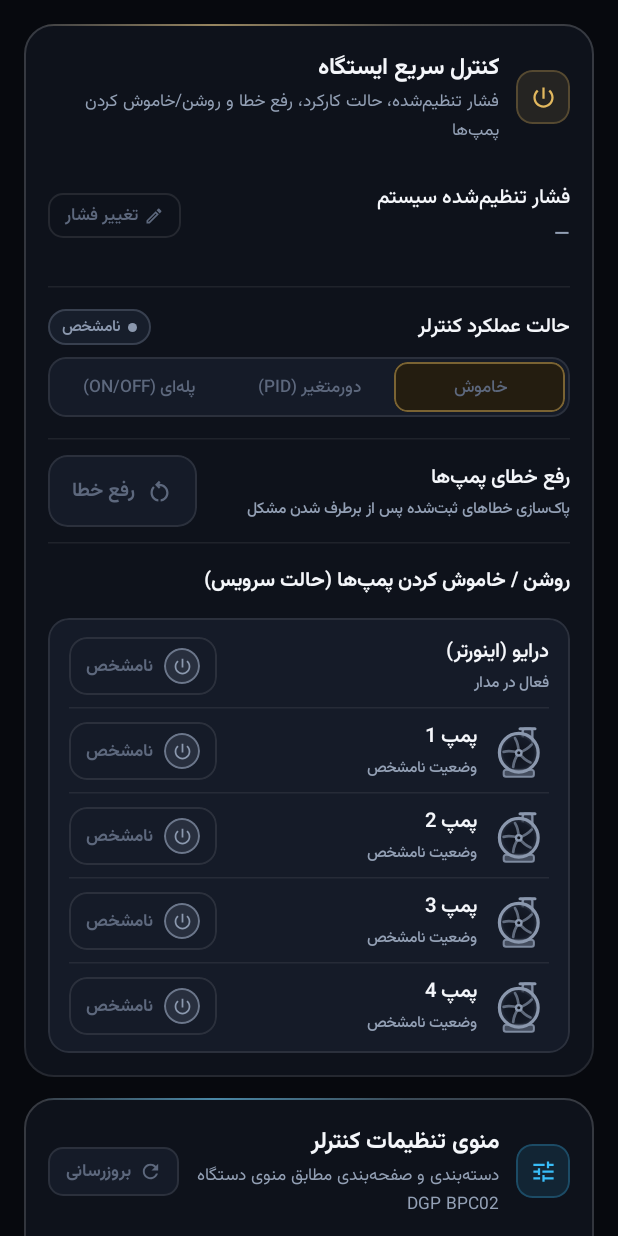
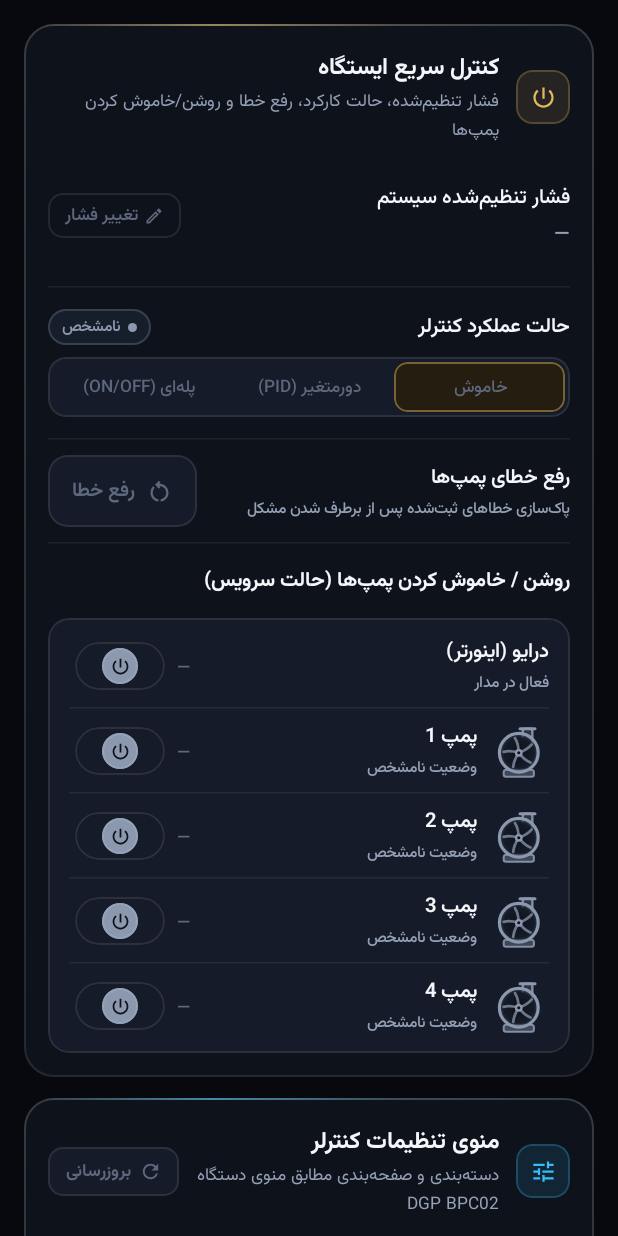
Before and after one commit to therealalii/DGP-Booster-Pump-Controller-Mobile-Application, an Android app built with Jetpack Compose: the composable ControlAndConfigScreen shown on its own in the app's theme, on a phone screen of 412 x 824 dp. Run offline under Robolectric (Android 15) with nearby library versions, the phone set to English and light mode, and no system bars.

Commit message:
Redesign pump ON/OFF toggle switch and keep OFF pump icon crisp in neutral gray

```diff
--- a/app/src/main/java/com/dgp/boosterpump/ui/components/IndustrialComponents.kt
+++ b/app/src/main/java/com/dgp/boosterpump/ui/components/IndustrialComponents.kt
@@ -68,6 +68,7 @@ import androidx.compose.ui.graphics.Brush
 import androidx.compose.ui.graphics.Color
 import androidx.compose.ui.graphics.vector.ImageVector
 import androidx.compose.ui.platform.LocalLayoutDirection
+import androidx.compose.ui.semantics.Role
 import androidx.compose.ui.text.TextStyle
 import androidx.compose.ui.text.font.FontWeight
 import androidx.compose.ui.text.style.TextOverflow
@@ -472,9 +473,12 @@ fun DgpGoldButton(
 }
 
 /**
- * Tactile industrial ON/OFF power toggle button for booster pumps and variable-frequency drives.
- * Communicates active (روشن) vs disabled/service-off (خاموش) state immediately with a glowing
- * power-button medallion, clear label, and smooth press feedback.
+ * Precision industrial ON/OFF toggle switch for booster pumps and variable-frequency drives.
+ *
+ * - **ON state:** Vivid emerald track with subtle `I` indicator and solid white circular thumb
+ *   (housing the power icon) positioned on the ON side, paired with a bold active label.
+ * - **OFF state:** Remains 100% visible and recognizable in neutral inactive gray with subtle `O`
+ *   indicator and solid light-gray circular thumb glided smoothly to the opposite OFF side.
  */
 @Composable
 fun PumpPowerToggle(
@@ -483,84 +487,170 @@ fun PumpPowerToggle(
     onToggle: (Boolean) -> Unit,
     modifier: Modifier = Modifier,
     onLabel: String = "روشن",
-    offLabel: String = "خاموش (S)",
+    offLabel: String = "خاموش",
 ) {
     val p = LocalScadaPalette.current
     val interactionSource = remember { MutableInteractionSource() }
     val pressed by interactionSource.collectIsPressedAsState()
     val scale by animateFloatAsState(
-        targetValue = if (pressed && enabled && isOn != null) 0.95f else 1f,
+        targetValue = if (pressed && enabled && isOn != null) 0.96f else 1f,
         animationSpec = spring(stiffness = Spring.StiffnessMedium),
-        label = "pump_power_scale",
+        label = "pump_toggle_scale",
     )
 
-    val active = isOn == true
-    val accent by animateColorAsState(
+    val trackWidth = 60.dp
+    val trackHeight = 32.dp
+    val thumbSize = 24.dp
+    val trackInset = 4.dp
+    val travel = trackWidth - thumbSize - (trackInset * 2) // 28.dp
+
+    val thumbOffset by animateDpAsState(
         targetValue = when (isOn) {
-            true -> p.ok
-            false -> p.warning
+            true -> travel
+            false -> 0.dp
+            null -> travel / 2
+        },
+        animationSpec = spring(
+            dampingRatio = 0.74f,
+            stiffness = Spring.StiffnessMediumLow,
+        ),
+        label = "pump_toggle_thumb_offset",
+    )
+
+    val activeTrack = if (p.isDark) Color(0xFF159A55) else Color(0xFF16A34A)
+    val activeBorder = if (p.isDark) Color(0xFF4ADE80) else Color(0xFF15803D)
+    val inactiveTrack = if (p.isDark) Color(0xFF3E4758) else Color(0xFFCBD5E1)
+    val inactiveBorder = if (p.isDark) Color(0xFF7B879B) else Color(0xFF94A3B8)
+    val inactiveLabelColor = if (p.isDark) Color(0xFFB8C2D1) else Color(0xFF475569)
+
+    val trackColor by animateColorAsState(
+        targetValue = when (isOn) {
+            true -> activeTrack
+            false -> inactiveTrack
+            null -> p.panelElevated
+        },
+        animationSpec = tween(220),
+        label = "pump_toggle_track_bg",
+    )
+    val trackBorderColor by animateColorAsState(
+        targetValue = when (isOn) {
+            true -> activeBorder
+            false -> inactiveBorder
+            null -> p.panelBorder
+        },
+        animationSpec = tween(220),
+        label = "pump_toggle_track_border",
+    )
+    val thumbColor by animateColorAsState(
+        targetValue = when (isOn) {
+            true -> Color(0xFFFFFFFF)
+            false -> if (p.isDark) Color(0xFFD8E0EA) else Color(0xFFFFFFFF)
             null -> p.standby
         },
         animationSpec = tween(220),
-        label = "pump_power_accent",
+        label = "pump_toggle_thumb_bg",
     )
-    val containerBg by animateColorAsState(
+    val thumbIconTint by animateColorAsState(
         targetValue = when (isOn) {
-            true -> p.okBg
-            false -> p.warningBg
-            null -> p.panelElevated
+            true -> Color(0xFF15803D)
+            false -> Color(0xFF334155)
+            null -> p.panel
         },
         animationSpec = tween(220),
-        label = "pump_power_bg",
+        label = "pump_toggle_icon_tint",
+    )
+    val labelColor by animateColorAsState(
+        targetValue = when (isOn) {
+            true -> p.ok
+            false -> inactiveLabelColor
+            null -> p.textMuted
+        },
+        animationSpec = tween(220),
+        label = "pump_toggle_label_color",
     )
 
-    Surface(
+    Row(
         modifier = modifier
             .scale(scale)
-            .clip(RoundedCornerShape(12.dp))
+            .clip(RoundedCornerShape(999.dp))
             .clickable(
                 interactionSource = interactionSource,
                 indication = null,
                 enabled = enabled && isOn != null,
+                role = Role.Switch,
                 onClick = { if (isOn != null) onToggle(!isOn) },
-            ),
-        color = containerBg,
-        shape = RoundedCornerShape(12.dp),
-        border = BorderStroke(
-            width = 1.dp,
-            color = if (enabled) accent.copy(alpha = if (active) 0.62f else 0.50f) else p.panelBorder,
-        ),
+            )
+            .padding(horizontal = 4.dp, vertical = 2.dp),
+        verticalAlignment = Alignment.CenterVertically,
+        horizontalArrangement = Arrangement.spacedBy(8.dp),
     ) {
-        Row(
-            modifier = Modifier.padding(horizontal = 11.dp, vertical = 7.dp),
-            verticalAlignment = Alignment.CenterVertically,
-            horizontalArrangement = Arrangement.spacedBy(7.dp),
+        Text(
+            text = when (isOn) {
+                true -> onLabel
+                false -> offLabel
+                null -> "—"
+            },
+            style = MaterialTheme.typography.labelMedium.copy(fontWeight = FontWeight.Bold),
+            color = labelColor,
+            maxLines = 1,
+        )
+
+        Box(
+            modifier = Modifier
+                .size(width = trackWidth, height = trackHeight)
+                .clip(RoundedCornerShape(999.dp))
+                .background(trackColor)
+                .border(1.2.dp, trackBorderColor, RoundedCornerShape(999.dp)),
         ) {
+            // Subtle IEC 'I' indicator exposed on the Start half when ON
+            if (isOn == true) {
+                Box(
+                    modifier = Modifier
+                        .align(Alignment.CenterStart)
+                        .padding(start = 15.dp)
+                        .size(width = 2.2.dp, height = 10.dp)
+                        .clip(RoundedCornerShape(999.dp))
+                        .background(Color.White.copy(alpha = 0.85f)),
+                )
+            }
+            // Subtle IEC 'O' indicator exposed on the End half when OFF
+            if (isOn == false) {
+                Box(
+                    modifier = Modifier
+                        .align(Alignment.CenterEnd)
+                        .padding(end = 12.dp)
+                        .size(8.dp)
+                        .border(
+                            width = 1.6.dp,
+                            color = if (p.isDark) Color(0xFFCBD5E1) else Color(0xFF64748B),
+                            shape = CircleShape,
+                        ),
+                )
+            }
+
+            // Sliding circular toggle indicator with persistent power emblem
             Box(
                 modifier = Modifier
-                    .size(24.dp)
+                    .align(Alignment.CenterStart)
+                    .padding(start = trackInset)
+                    .offset(x = thumbOffset)
+                    .size(thumbSize)
                     .clip(CircleShape)
-                    .background(accent.copy(alpha = if (active) 0.24f else 0.16f))
-                    .border(1.dp, accent.copy(alpha = 0.68f), CircleShape),
+                    .background(thumbColor)
+                    .border(
+                        width = 0.9.dp,
+                        color = if (isOn == true) Color(0xFFBBF7D0) else Color(0xFF94A3B8),
+                        shape = CircleShape,
+                    ),
                 contentAlignment = Alignment.Center,
             ) {
                 Icon(
                     imageVector = Icons.Outlined.PowerSettingsNew,
-                    contentDescription = null,
-                    tint = accent,
+                    contentDescription = if (isOn == true) onLabel else offLabel,
+                    tint = thumbIconTint,
                     modifier = Modifier.size(14.dp),
                 )
             }
-            Text(
-                text = when (isOn) {
-                    true -> onLabel
-                    false -> offLabel
-                    null -> "نامشخص"
-                },
-                style = MaterialTheme.typography.labelMedium.copy(fontWeight = FontWeight.Bold),
-                color = if (enabled || isOn != null) accent else p.textMuted,
-                maxLines = 1,
-            )
         }
     }
 }
--- a/app/src/main/java/com/dgp/boosterpump/ui/components/IndustrialInstruments.kt
+++ b/app/src/main/java/com/dgp/boosterpump/ui/components/IndustrialInstruments.kt
@@ -543,19 +543,20 @@ fun AnimatedImpellerIcon(
         label = "pump_glow_pulse",
     )
 
+    val inactiveGray = if (palette.isDark) Color(0xFF94A3B8) else Color(0xFF64748B)
     val casingColor = when {
         isFault -> palette.fault
-        isDisabled -> palette.warning
+        isDisabled -> inactiveGray
         isRunning -> palette.ok
-        isReady -> palette.cyan.copy(alpha = 0.80f)
+        isReady -> palette.cyan.copy(alpha = 0.85f)
         else -> palette.standby
     }
     val rotorColor = when {
         isFault -> palette.fault
-        isDisabled -> palette.warning.copy(alpha = 0.42f)
+        isDisabled -> inactiveGray
         isRunning -> palette.cyan
-        isReady -> palette.cyan.copy(alpha = 0.72f)
-        else -> palette.standby.copy(alpha = 0.65f)
+        isReady -> palette.cyan.copy(alpha = 0.78f)
+        else -> palette.standby.copy(alpha = 0.75f)
     }
     val rotation = if (isRunning) angle else 0f
 
@@ -590,13 +591,13 @@ fun AnimatedImpellerIcon(
         val footW = voluteR * 1.56f
         val footLeft = voluteCenter.x - footW / 2f
         drawRoundRect(
-            color = casingColor.copy(alpha = if (isDisabled) 0.28f else 0.40f),
+            color = casingColor.copy(alpha = 0.36f),
             topLeft = Offset(footLeft, footY),
             size = Size(footW, footH),
             cornerRadius = CornerRadius(s * 0.04f),
         )
         drawRoundRect(
-            color = casingColor.copy(alpha = 0.85f),
+            color = casingColor.copy(alpha = 0.90f),
             topLeft = Offset(footLeft, footY),
             size = Size(footW, footH),
             cornerRadius = CornerRadius(s * 0.04f),
@@ -609,13 +610,13 @@ fun AnimatedImpellerIcon(
         val pipeTop = voluteCenter.y - voluteR * 1.24f
         val pipeH = voluteR * 0.82f
         drawRoundRect(
-            color = if (isRunning) palette.cyan.copy(alpha = 0.28f) else casingColor.copy(alpha = 0.16f),
+            color = if (isRunning) palette.cyan.copy(alpha = 0.28f) else casingColor.copy(alpha = 0.20f),
             topLeft = Offset(pipeLeft, pipeTop),
             size = Size(pipeW, pipeH),
             cornerRadius = CornerRadius(s * 0.04f),
         )
         drawRoundRect(
-            color = casingColor.copy(alpha = 0.90f),
+            color = casingColor.copy(alpha = 0.92f),
             topLeft = Offset(pipeLeft, pipeTop),
             size = Size(pipeW, pipeH),
             cornerRadius = CornerRadius(s * 0.04f),
@@ -650,7 +651,7 @@ fun AnimatedImpellerIcon(
             style = Stroke(width = strokeMed),
         )
 
-        // 4. 5-blade swept centrifugal impeller
+        // 4. 5-blade swept centrifugal impeller (always clearly visible in both ON and OFF states)
         rotate(degrees = rotation, pivot = voluteCenter) {
             for (i in 0 until 5) {
                 rotate(degrees = i * 72f, pivot = voluteCenter) {
@@ -689,7 +690,6 @@ fun AnimatedImpellerIcon(
         when {
             isFault -> {
                 drawCircle(color = palette.fault, radius = badgeR, center = badgeCenter)
-                // Crisp exclamation mark
                 drawLine(
                     color = Color.White,
                     start = Offset(badgeCenter.x, badgeCenter.y - badgeR * 0.46f),
@@ -704,21 +704,12 @@ fun AnimatedImpellerIcon(
                 )
             }
             isDisabled -> {
-                // Clean diagonal stop bar across volute chamber
-                val d = voluteR * 0.62f
-                drawLine(
-                    color = palette.warning,
-                    start = Offset(voluteCenter.x - d, voluteCenter.y + d),
-                    end = Offset(voluteCenter.x + d, voluteCenter.y - d),
-                    strokeWidth = strokeMed,
-                    cap = StrokeCap.Round,
-                )
-                // Power-OFF amber medallion (universal open circle + top bar)
+                // Crisp neutral-gray Power-OFF medallion (keeps pump silhouette completely unobstructed)
                 drawCircle(color = palette.panel, radius = badgeR, center = badgeCenter)
-                drawCircle(color = palette.warning, radius = badgeR, center = badgeCenter, style = Stroke(width = strokeThin))
+                drawCircle(color = inactiveGray, radius = badgeR, center = badgeCenter, style = Stroke(width = strokeThin))
                 val pwrR = badgeR * 0.46f
                 drawArc(
-                    color = palette.warning,
+                    color = inactiveGray,
                     startAngle = -55f,
                     sweepAngle = 290f,
                     useCenter = false,
@@ -727,7 +718,7 @@ fun AnimatedImpellerIcon(
                     style = Stroke(width = strokeThin * 0.85f, cap = StrokeCap.Round),
                 )
                 drawLine(
-                    color = palette.warning,
+                    color = inactiveGray,
                     start = Offset(badgeCenter.x, badgeCenter.y - pwrR * 1.15f),
                     end = Offset(badgeCenter.x, badgeCenter.y - pwrR * 0.10f),
                     strokeWidth = strokeThin * 0.85f,
```
